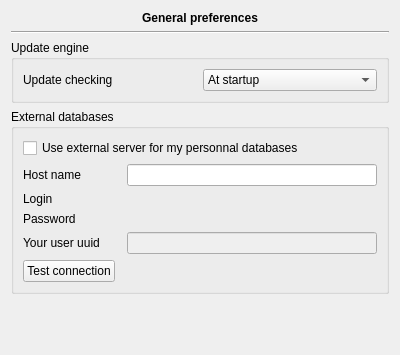
Before: the Qt Designer form plugins/fdmainwindowplugin/mainwindowpreferenceswidget.ui in FreeHealth/freehealth, drawn with Qt 5.
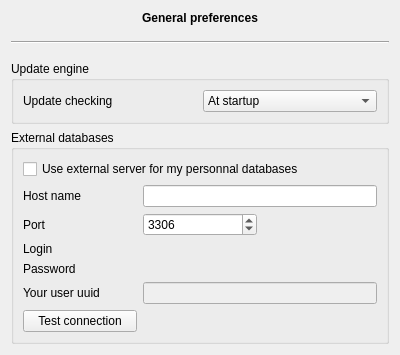
After: the same form once the commit is applied. Custom widgets are drawn as their Qt base class.

Commit message:
FreeDiams : - Some corrections due to MySQL Usage - Refreshing dosage database when selecting an external server - Adding port to external server
FreeAccount :
- Adding port to external server

```diff
--- a/plugins/fdmainwindowplugin/mainwindowpreferenceswidget.ui
+++ b/plugins/fdmainwindowplugin/mainwindowpreferenceswidget.ui
@@ -43,7 +43,7 @@
      </property>
     </widget>
    </item>
-   <item row="4" column="0" colspan="3">
+   <item row="4" column="0" rowspan="4" colspan="3">
     <widget class="QGroupBox" name="groupBox">
      <property name="title">
       <string>External databases</string>
@@ -55,87 +55,91 @@
       <bool>false</bool>
      </property>
      <layout class="QGridLayout" name="gridLayout">
-      <item row="2" column="0">
+      <item row="0" column="0" colspan="3">
+       <widget class="QCheckBox" name="useExternalDB">
+        <property name="text">
+         <string>Use external server for my personnal databases</string>
+        </property>
+       </widget>
+      </item>
+      <item row="1" column="0">
        <widget class="QLabel" name="label_3">
         <property name="text">
          <string>Host name</string>
         </property>
        </widget>
       </item>
-      <item row="2" column="2">
+      <item row="1" column="1" colspan="2">
        <widget class="QLineEdit" name="host"/>
       </item>
-      <item row="3" column="0">
+      <item row="4" column="0">
        <widget class="QLabel" name="label_4">
         <property name="text">
          <string>Login</string>
         </property>
        </widget>
       </item>
-      <item row="3" column="2">
+      <item row="4" column="1" colspan="2">
        <widget class="Utils::LineEditEchoSwitcher" name="log" native="true"/>
       </item>
-      <item row="4" column="0">
+      <item row="5" column="0">
        <widget class="QLabel" name="label_5">
         <property name="text">
          <string>Password</string>
         </property>
        </widget>
       </item>
-      <item row="4" column="2">
+      <item row="5" column="1" colspan="2">
        <widget class="Utils::LineEditEchoSwitcher" name="pass" native="true"/>
       </item>
-      <item row="0" column="0" colspan="3">
-       <widget class="QCheckBox" name="useExternalDB">
-        <property name="text">
-         <string>Use external server for my personnal databases</string>
-        </property>
-       </widget>
-      </item>
-      <item row="6" column="2">
+      <item row="7" column="1" colspan="2">
        <widget class="QLineEdit" name="userUuid">
         <property name="enabled">
          <bool>false</bool>
         </property>
        </widget>
       </item>
-      <item row="6" column="0">
-       <widget class="QLabel" name="label_6">
-        <property name="text">
-         <string>Your user uuid</string>
-        </property>
-       </widget>
-      </item>
-      <item row="7" column="0">
+      <item row="8" column="0">
        <widget class="QPushButton" name="testButton">
         <property name="text">
          <string>Test connection</string>
         </property>
        </widget>
       </item>
-      <item row="7" column="1" colspan="2">
+      <item row="8" column="2">
        <widget class="QLabel" name="testConnectionLabel">
         <property name="text">
          <string/>
         </property>
        </widget>
       </item>
+      <item row="7" column="0">
+       <widget class="QLabel" name="label_6">
+        <property name="text">
+         <string>Your user uuid</string>
+        </property>
+       </widget>
+      </item>
+      <item row="2" column="0">
+       <widget class="QLabel" name="label_7">
+        <property name="text">
+         <string>Port</string>
+        </property>
+       </widget>
+      </item>
+      <item row="2" column="1">
+       <widget class="QSpinBox" name="port">
+        <property name="maximum">
+         <number>100000</number>
+        </property>
+        <property name="value">
+         <number>3306</number>
+        </property>
+       </widget>
+      </item>
      </layout>
     </widget>
    </item>
-   <item row="5" column="1">
-    <spacer name="verticalSpacer">
-     <property name="orientation">
-      <enum>Qt::Vertical</enum>
-     </property>
-     <property name="sizeHint" stdset="0">
-      <size>
-       <width>20</width>
-       <height>40</height>
-      </size>
-     </property>
-    </spacer>
-   </item>
    <item row="3" column="0" colspan="3">
     <widget class="QGroupBox" name="groupBox_2">
      <property name="title">
```
Left out of the diff: 51 changed lines with no effect on the pictures. The commit also changes 17 other files.
